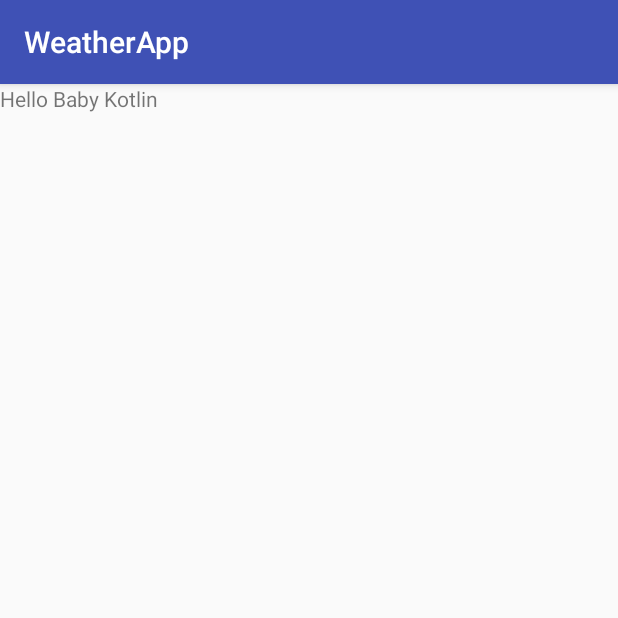
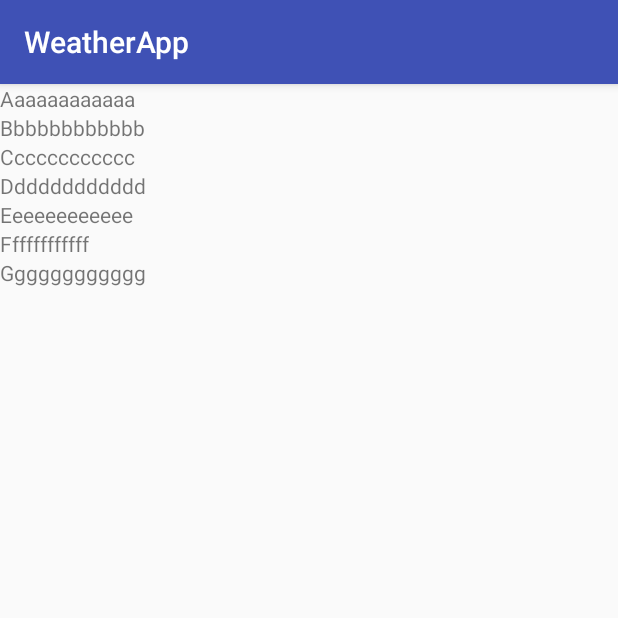
Before and after one commit to perettijuan/kotlin_for_android_developers, an Android app: the screen it shows after launch (MainActivity), on a phone screen of 412 x 824 dp, the top half of it. Run offline under Robolectric (Android 15) with nearby library versions, the phone set to English and light mode, and no system bars.

Commit message:
Chapter done

```diff
--- a/WeatherApp/app/build.gradle
+++ b/WeatherApp/app/build.gradle
@@ -26,7 +26,8 @@ dependencies {
     androidTestCompile('com.android.support.test.espresso:espresso-core:2.2.2', {
         exclude group: 'com.android.support', module: 'support-annotations'
     })
-    compile 'com.android.support:appcompat-v7:25.1.0'
+    compile "com.android.support:appcompat-v7:$support_version"
+    compile "com.android.support:recyclerview-v7:$support_version"
 
     compile "org.jetbrains.kotlin:kotlin-stdlib:$kotlin_version"
     compile "org.jetbrains.anko:anko-common:$anko_version"
--- /dev/null
+++ b/WeatherApp/app/src/main/java/com/jpp/weatherapp/ForecastListAdapter.kt
@@ -0,0 +1,50 @@
+package com.jpp.weatherapp
+
+import android.support.v7.widget.RecyclerView
+import android.view.ViewGroup
+import android.widget.TextView
+
+/**
+ * Class that extends RecyclerView.Adapter and provides functionallity to show
+ * the list of weather conditions.
+ *
+ * It receives a List of Strings as constructor parameters.
+ *
+ * Created by jpperetti on 13/1/17.
+ */
+class ForecastListAdapter(val items: List<String>) : RecyclerView.Adapter<ForecastListAdapter.ViewHolder>() {
+
+
+    /**
+     * Overrides the function onCreateViewHolder. Note that ViewGroup might be null (indicated
+     * by the ? after the parameter type). So, check nullity in Kotlin is used inside the
+     * method's definition (!!).
+     */
+    override fun onCreateViewHolder(parent: ViewGroup?, viewType: Int): ViewHolder {
+        return ViewHolder(TextView(parent!!.context))
+    }
+
+
+    /**
+     * Overrides the function onBindViewHolder. Note that the holder parameter might be null,
+     * so I'm using !! again.
+     */
+    override fun onBindViewHolder(holder: ViewHolder?, position: Int) {
+        holder!!.textView.text = items[position]
+    }
+
+
+    /**
+     * Overrides the function getItemCount. Note that I'm not using the brackets here, since
+     * Kotlin allows the no-brackets syntax if the function can be calculated in a single line.
+     */
+    override fun getItemCount(): Int = items.size
+
+    /**
+     * Inner class definition. Note that it extends RecyclerView.ViewHolder and, since this base class
+     * declare a single argument constructor, I'm indicating that textView (the parameter
+     * in the constructor of this inner class) is the parameter passed to that constructor.
+     */
+    class ViewHolder(val textView: TextView) : RecyclerView.ViewHolder(textView)
+
+}
--- a/WeatherApp/app/src/main/java/com/jpp/weatherapp/MainActivity.kt
+++ b/WeatherApp/app/src/main/java/com/jpp/weatherapp/MainActivity.kt
@@ -2,14 +2,29 @@ package com.jpp.weatherapp
 
 import android.support.v7.app.AppCompatActivity
 import android.os.Bundle
+import android.support.v7.widget.LinearLayoutManager
+import android.support.v7.widget.RecyclerView
 
 import kotlinx.android.synthetic.main.activity_main.*;
 
 class MainActivity : AppCompatActivity() {
 
+    private val items = listOf(
+            "Aaaaaaaaaaaa",
+            "Bbbbbbbbbbbb",
+            "Cccccccccccc",
+            "Dddddddddddd",
+            "Eeeeeeeeeeee",
+            "Ffffffffffff",
+            "Gggggggggggg"
+    )
+
+
     override fun onCreate(savedInstanceState: Bundle?) {
         super.onCreate(savedInstanceState)
         setContentView(R.layout.activity_main)
-        message.text = "Hello Baby Kotlin"
+        val forecastList = findViewById(R.id.forecast_list) as RecyclerView
+        forecastList.layoutManager = LinearLayoutManager(this)
+        forecastList.adapter = ForecastListAdapter(items)
     }
 }
--- a/WeatherApp/app/src/main/res/layout/activity_main.xml
+++ b/WeatherApp/app/src/main/res/layout/activity_main.xml
@@ -1,13 +1,10 @@
 <?xml version="1.0" encoding="utf-8"?>
 <RelativeLayout xmlns:android="http://schemas.android.com/apk/res/android"
-    xmlns:tools="http://schemas.android.com/tools"
     android:layout_width="match_parent"
     android:layout_height="match_parent">
 
-    <TextView
-        android:id="@+id/message"
-        android:layout_width="wrap_content"
-        android:layout_height="wrap_content"
-        android:text="@string/hello_world_kotlin"
-        tools:text="Hello World!" />
+    <android.support.v7.widget.RecyclerView
+        android:id="@+id/forecast_list"
+        android:layout_width="match_parent"
+        android:layout_height="match_parent" />
 </RelativeLayout>
```
